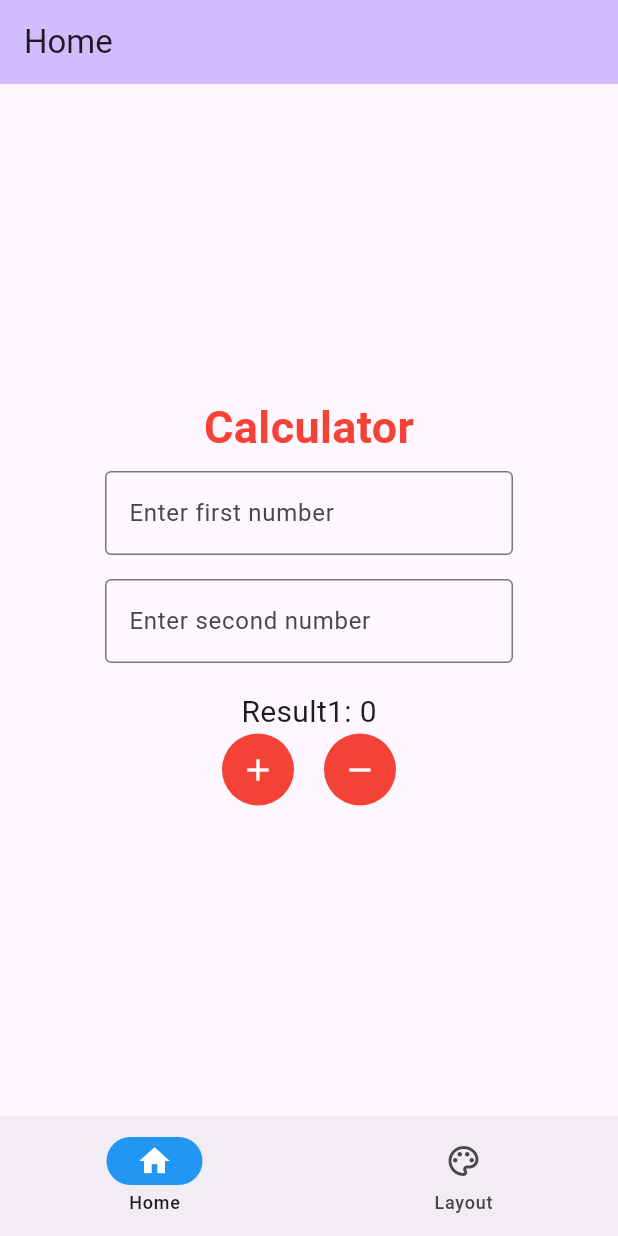
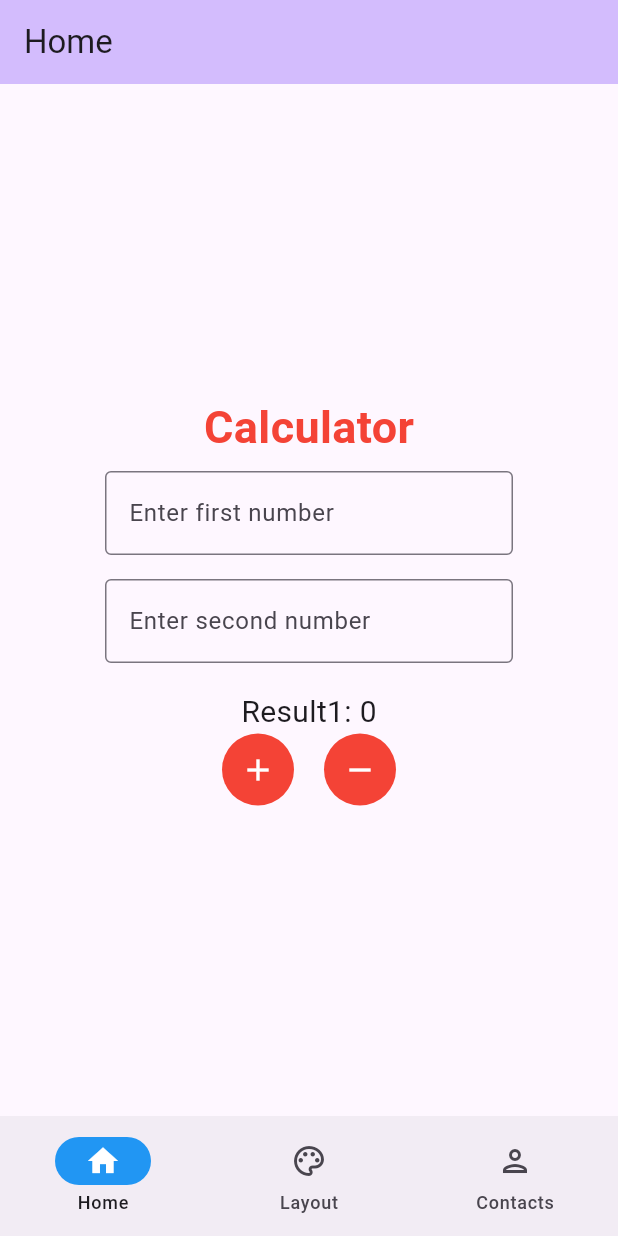
Before and after one commit to payen83/flutter_nov2026, a Flutter app: the screen it shows after launch, on a phone screen of 412 x 824 dp. Run offline on Flutter 3.47's test engine with Material 3 defaults, Android fonts, the phone set to English and light mode, and no system bars.

Commit message:
contact screen

```diff
--- a/lib/app/widget/navigationbar.widget.dart
+++ b/lib/app/widget/navigationbar.widget.dart
@@ -1,4 +1,5 @@
 import 'package:flutter/material.dart';
+import 'package:flutter_nov2026/app/views/contacts.screen.dart';
 import 'package:flutter_nov2026/app/views/home.screen.dart';
 import 'package:flutter_nov2026/app/views/layout.screen.dart';
 
@@ -16,7 +17,8 @@ class _NavigationbarState extends State<Navigationbar> {
     return Scaffold(
       body: [
         const MyHomePage(title: 'Home'),
-        const LayoutScreen()
+        const LayoutScreen(),
+        const Contacts()
       ][currentPageIndex],
       bottomNavigationBar: NavigationBar(
         onDestinationSelected: (int index){
@@ -27,18 +29,45 @@ class _NavigationbarState extends State<Navigationbar> {
         indicatorColor: Colors.blue,
         selectedIndex: currentPageIndex,
         destinations: const <Widget>[
-          NavigationDestination(
-            selectedIcon: Icon(Icons.home, color: Colors.white),
-            icon: Icon(Icons.home_outlined),
-            label: 'Home',
+          NavDestinationWidget(
+            mySelectedIcon: Icons.home,
+            myIcon: Icons.home_outlined,
+            myLabel: 'Home'
           ),
-          NavigationDestination(
-            selectedIcon: Icon(Icons.palette, color: Colors.white),
-            icon: Icon(Icons.palette_outlined),
-            label: 'Layout',
+          NavDestinationWidget(
+            mySelectedIcon: Icons.palette,
+            myIcon: Icons.palette_outlined,
+            myLabel: 'Layout',
+          ),
+           NavDestinationWidget(
+            mySelectedIcon: Icons.person,
+            myIcon: Icons.person_outlined,
+            myLabel: 'Contacts',
           )
         ],
       ),
     );
   }
 }
+
+class NavDestinationWidget extends StatelessWidget {
+  const NavDestinationWidget({
+    super.key,
+    required this.mySelectedIcon,
+    required this.myIcon,
+    required this.myLabel
+  });
+
+  final IconData mySelectedIcon;
+  final IconData myIcon;
+  final String myLabel;
+
+  @override
+  Widget build(BuildContext context) {
+    return NavigationDestination(
+      selectedIcon: Icon(mySelectedIcon, color: Colors.white),
+      icon: Icon(myIcon),
+      label: myLabel,
+    );
+  }
+}
```
Also changed, not shown: lib/app/views/add_contact.screen.dart (added, +91 -0 lines), lib/app/views/contacts.screen.dart (added, +68 -0 lines).
